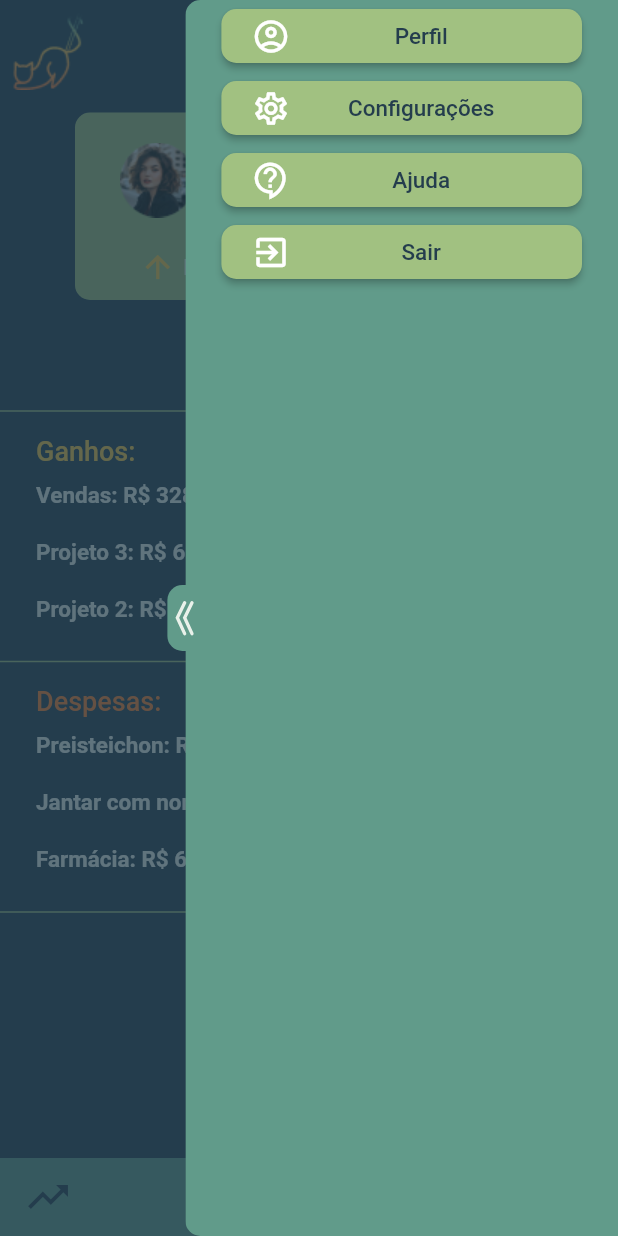
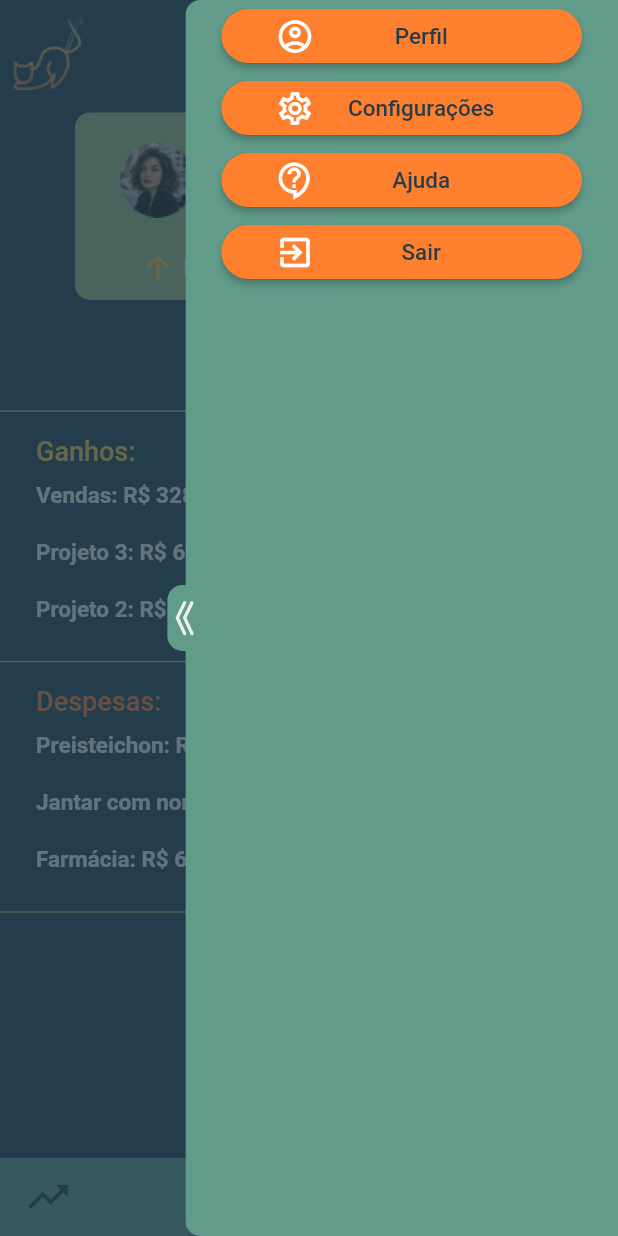
Before and after one commit to proz-tecnologia/PIT02GP10, a Flutter app: the HomePage screen opened directly, with the side drawer open, on a phone screen of 412 x 824 dp. Run offline on Flutter 3.47's test engine with Material 2 defaults, Android fonts, the phone set to English and light mode, and no system bars; our stand-ins replace flutter_svg, google_fonts.

Commit message:
modified app_themes

```diff
--- a/gastos_app/lib/src/core/app_themes.dart
+++ b/gastos_app/lib/src/core/app_themes.dart
@@ -28,12 +28,15 @@ class AppThemes {
         ),
         elevatedButtonTheme: ElevatedButtonThemeData(
           style: ElevatedButton.styleFrom(
-            padding: EdgeInsets.zero,
-            backgroundColor: AppColors.secondaryColor,
+            backgroundColor: AppColors.expenseColor,
             shape: const RoundedRectangleBorder(
-              borderRadius: BorderRadius.all(Radius.circular(10)),
+              borderRadius: BorderRadius.all(Radius.circular(20)),
             ),
-            textStyle: Theme.of(context).textTheme.bodyText1,
+            textStyle: Theme.of(context).textTheme.bodyText1?.copyWith(
+              fontWeight: FontWeight.w700,
+              fontSize:16,
+              color: AppColors.fontColor,
+            )
           ),
         ),
         drawerTheme: Theme.of(context).drawerTheme.copyWith(
```
